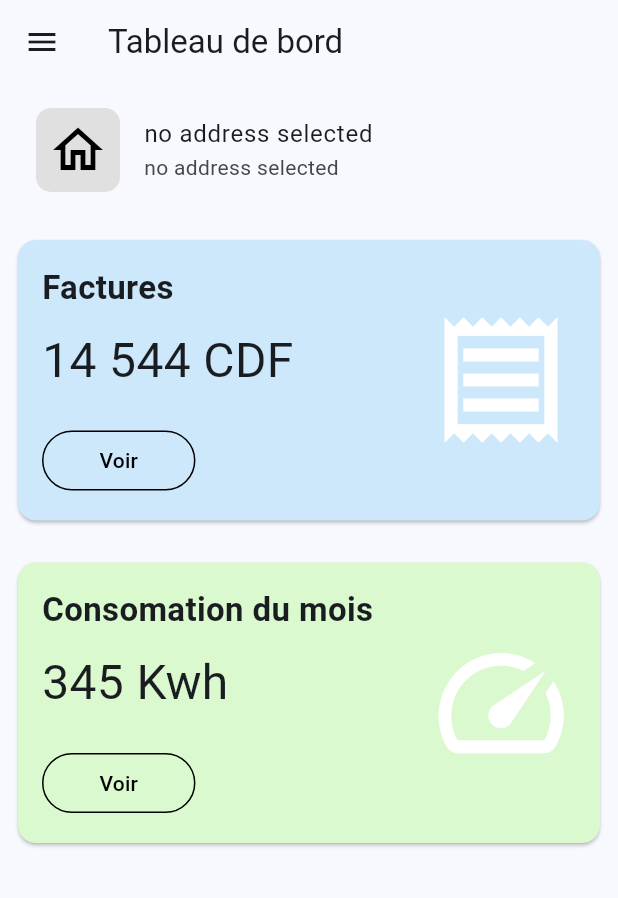
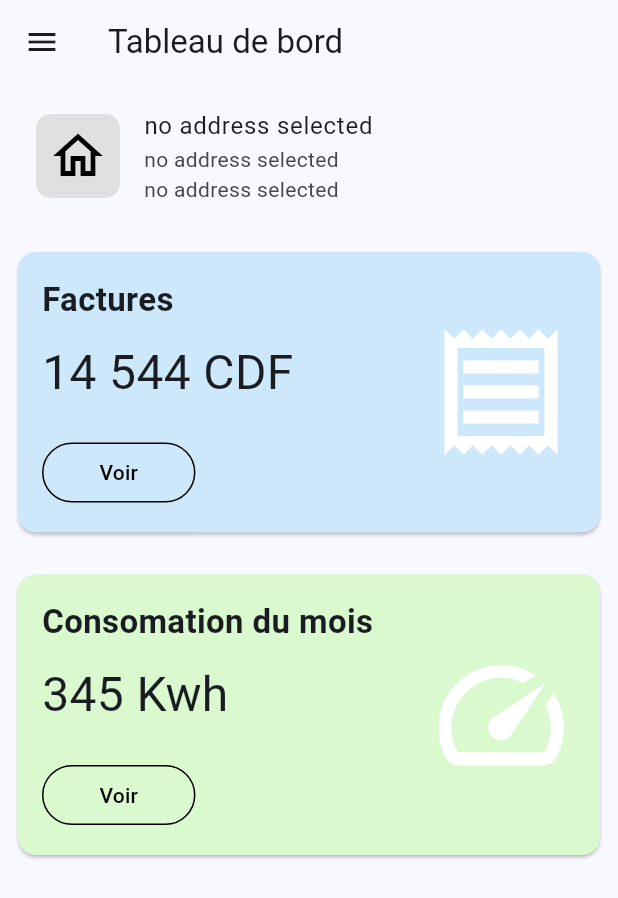
Before and after one commit to ArmandoSudi/snel, a Flutter app: the DashboardPage screen opened directly, on a phone screen of 412 x 824 dp. Shown: the top 898 px of the screen. Run offline on Flutter 3.47's test engine with Material 2 defaults, Android fonts, the phone set to English and light mode, and no system bars; our stand-ins replace cloud_firestore, firebase_core, flutter_riverpod, freezed_annotation; accounts and stored records are empty.

Commit message:
Fix show the counter category on the dashboard

```diff
--- a/lib/screen/client/dashboard_page.dart
+++ b/lib/screen/client/dashboard_page.dart
@@ -19,6 +19,7 @@ class DashboardPage extends ConsumerWidget {
 
     var api = API(db);
     var counter = ref.watch(selectedCounterProvider);
+    print("COUNER ==> $counter");
 
     return Scaffold(
       appBar: AppBar(
@@ -44,7 +45,13 @@ class DashboardPage extends ConsumerWidget {
                   ),
                 ),
                 title: Text(counter?.id ?? "no address selected" ),
-                subtitle: Text(counter?.address ?? "no address selected" ),
+                subtitle: Column(
+                  crossAxisAlignment: CrossAxisAlignment.start,
+                  children: [
+                    Text(counter?.category ?? "no address selected" ),
+                    Text(counter?.address ?? "no address selected" ),
+                  ],
+                ),
                 onTap: () async {
 
                   // Add a new document with a generated ID
--- a/lib/screen/loading_screen.dart
+++ b/lib/screen/loading_screen.dart
@@ -35,7 +35,7 @@ class LoadingScreen extends ConsumerWidget {
 
             Client client = Client.fromDocument(snapshot.data!.docs.first);
             List<Counter> counters = client.compteurs.map((e) {
-              e.addAll({"category": "not defined", "client_id": client.id });
+              e.addAll({"client_id": client.id });
               return Counter.fromJson(e).copyWith(id: e["id"]);
             }).toList();
 
```
